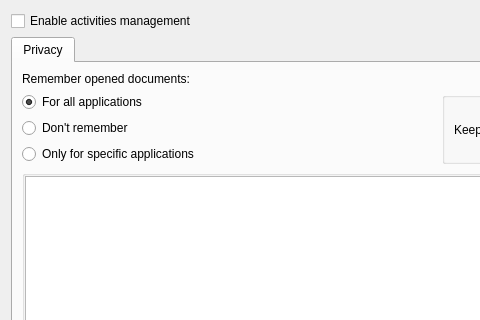
Qt form src/workspace/settings/ui/MainConfigurationWidgetBase.ui (KDE/kactivities) before a commit; both pictures show x 0 to 480 and y 0 to 320 of the 760 by 613 pixel window.
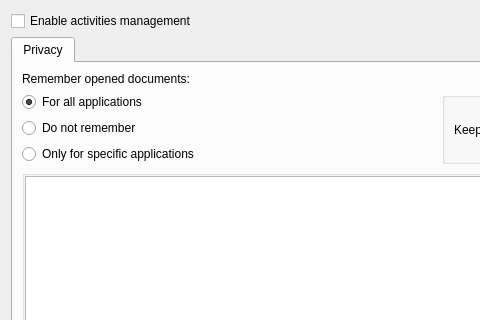
The same form after that commit. Custom widgets are drawn as their Qt base class.

Commit message: i18n: spelling fix

```diff
--- a/src/workspace/settings/ui/MainConfigurationWidgetBase.ui
+++ b/src/workspace/settings/ui/MainConfigurationWidgetBase.ui
@@ -52,7 +52,7 @@
            <item>
             <widget class="QRadioButton" name="radioDontRememberApplications">
              <property name="text">
-              <string>Don't remember</string>
+              <string>Do not remember</string>
              </property>
             </widget>
            </item>
```
